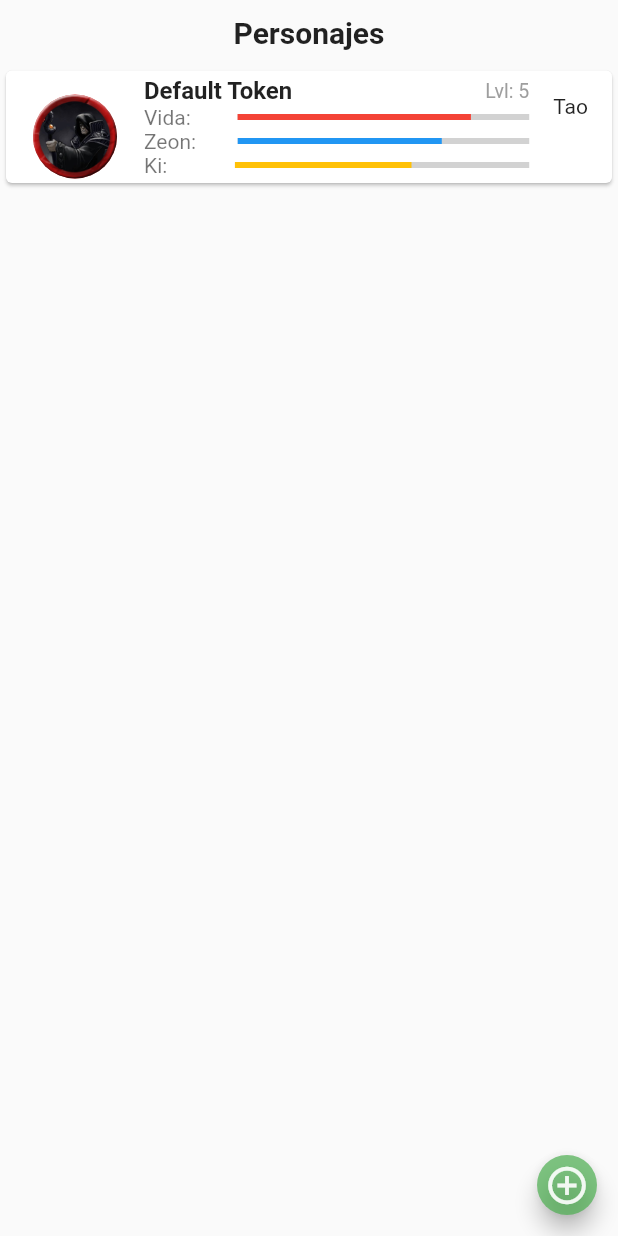
After one commit to fernaper/AnimaDicerApp, a Flutter app: the Characters screen opened directly, on a phone screen of 412 x 824 dp. The commit adds this screen. Run offline on Flutter 3.47's test engine with Material 2 defaults, Android fonts, the phone set to English and light mode, and no system bars; Roboto replaces fonts that are missing (RobotoMono); statements that could not run were skipped.

Commit message:
:sparkles: This is the first version for the CharacterPage

```diff
--- /dev/null
+++ b/lib/consts.dart
@@ -0,0 +1,24 @@
+final title = 'AnimaDicer - v0.0.0.2';
+
+final List characterClassTraductor =  [
+  'Novel',
+  'Asesino',
+  'Conjurador',
+  'Explorador',
+  'Guerrero',
+  'Guerrero\nAcrobata',
+  'Guerrero\nConjurador',
+  'Guerrero\nMentalista',
+  'Hechicero',
+  'Hechicero\nMentalista',
+  'Ilusionista',
+  'Ladrón',
+  'Maestro\nde Armas',
+  'Mentalista',
+  'Paladin',
+  'Paladin\nOscuro',
+  'Sombra',
+  'Tao',
+  'Tecnicista',
+  'Warlock'
+];
--- a/lib/main.dart
+++ b/lib/main.dart
@@ -1,17 +1,27 @@
 import 'package:flutter/material.dart';
-import 'panelSelector.dart';
+import './pages/characterPage.dart';
+import 'package:AnimaDicerApp/consts.dart';
 
 void main() => runApp(MyApp());
 
-class MyApp extends StatelessWidget {
+class MyApp extends StatefulWidget {
+  @override
+  State<StatefulWidget> createState() {
+    return _MyAppState();
+  }
+}
 
-  static const String _title = 'AnimaDicer';
+class _MyAppState extends State<MyApp> {
 
   @override
   Widget build(BuildContext context) {
     return MaterialApp(
-      title: _title,
-      home: PanelSelector(),
+      title: title,
+      theme: ThemeData(primarySwatch: Colors.red),
+      home: Scaffold(
+          appBar: AppBar(title: Text(title)),
+          body: Characters(),
+      )
     );
   }
 }
--- /dev/null
+++ b/lib/pages/characterPage.dart
@@ -0,0 +1,270 @@
+import 'package:flutter/material.dart';
+import 'package:AnimaDicerApp/pages/modules/circleImage.dart';
+import 'package:AnimaDicerApp/consts.dart';
+import 'dart:math';
+
+class Characters extends StatefulWidget {
+
+  @override
+  State<StatefulWidget> createState() {
+    return CharactersState();
+  }
+}
+
+enum CharacterClass {
+  novel,
+  assassin,
+  summoner,
+  explorer,
+  warrior,
+  acrobat_warrior,
+  summoner_warrior,
+  mentalist_warrior,
+  sorcerer,
+  mentalist_sorcerer,
+  illusionist,
+  thief,
+  weapon_master,
+  mentalist,
+  paladin,
+  dark_paladin,
+  shadow,
+  tao,
+  technicist,
+  warlock
+}
+
+enum BarType {
+  life,
+  zeon,
+  ki,
+}
+
+class CharacterBar {
+  int _maxBar = 100;
+  int _currentBar = 100;
+  String _text = '';
+  Color _color = Colors.red;
+
+  static CharacterBar LifeBar(int n) {
+    return CharacterBar(BarType.life,n);
+  }
+
+  static CharacterBar ZeonBar(int n) {
+    return CharacterBar(BarType.zeon,n);
+  }
+
+  static CharacterBar KiBar(int n) {
+    return CharacterBar(BarType.ki,n);
+  }
+
+  CharacterBar (BarType type, int n) {
+    if (BarType.life == type) {
+      _text = 'Vida: ';
+      _color = Colors.red;
+      _text = _text.padRight(20 - _text.length);
+    } else if (BarType.zeon == type) {
+      _text = 'Zeon: ';
+      _color = Colors.blue;
+      _text = _text.padRight(20 - _text.length - 1);
+    } else if (BarType.ki == type) {
+      _text = 'Ki: ';
+      _color = Colors.amber;
+      _text = _text.padRight(20 - _text.length);
+    }
+    _maxBar = n;
+    _currentBar = n;
+  }
+
+  double getPercentage() {
+    return _currentBar / _maxBar;
+  }
+
+  void substractValueBar(int n) {
+    _currentBar -= n;
+  }
+
+  void addValueBar(int n) {
+    if (_currentBar + n <= _maxBar)
+      _currentBar += n;
+    else
+      _currentBar = _maxBar;
+  }
+
+  Widget displayBar() {
+    return Row(
+      children: <Widget>[
+        Text(
+          _text,
+          style: TextStyle(
+            fontFamily: 'RobotoMono'
+          ),
+        ),
+        Flexible(
+          child: LinearProgressIndicator(
+            value: getPercentage(),
+            valueColor: AlwaysStoppedAnimation<Color>(_color),
+            backgroundColor: Color.fromRGBO(210, 210, 210, 1.0),
+          ),
+        ),
+      ],
+    );
+  }
+}
+
+class CharacterSheet {
+  String _pathImage = '';
+  String _name = '';
+  int _lvl = 0;
+  CharacterClass _chClass = CharacterClass.novel;
+  CharacterBar _life = CharacterBar.LifeBar(200);
+  CharacterBar _ki = CharacterBar.KiBar(20);
+  CharacterBar _zeon = CharacterBar.ZeonBar(1000);
+
+  CharacterSheet(pathImage, name, lvl, chClass, life, ki, zeon) {
+    _pathImage = pathImage;
+    _name = name;
+    _lvl = lvl;
+    _chClass = chClass;
+    _life = life;
+    _ki = ki;
+    _zeon = zeon;
+  }
+
+  static CharacterSheet example() {
+    Random rn = Random();
+
+    CharacterSheet ch = CharacterSheet(
+        'assets/images/token.png',
+        'Default Token',
+        rn.nextInt(11),
+        CharacterClass.values[rn.nextInt(CharacterClass.values.length)],
+        CharacterBar.LifeBar(100),
+        CharacterBar.KiBar(100),
+        CharacterBar.ZeonBar(100),
+    );
+
+    ch.getLifeBar().substractValueBar(20);
+    ch.getZeonBar().substractValueBar(30);
+    ch.getKiBar().substractValueBar(40);
+    return ch;
+  }
+
+  String getName() => this._name;
+  int getLvl() => this._lvl;
+  String getPathImage() => this._pathImage;
+  CharacterClass getClass() => this._chClass;
+  CharacterBar getLifeBar() => this._life;
+  CharacterBar getKiBar() => this._ki;
+  CharacterBar getZeonBar() => this._zeon;
+}
+
+class CharactersState extends State<Characters> {
+
+  List<CharacterSheet> _characterSheets = [CharacterSheet.example()];
+
+  void addItem() {
+    _characterSheets.add(CharacterSheet.example());
+  }
+
+  @override
+  Widget build(BuildContext context) {
+    //return _myListView();
+    return Scaffold(
+        body:Stack(
+          children: <Widget>[
+            Column(children: [
+              Container(
+                margin: EdgeInsets.all(10.0),
+                child: Text(
+                  'Personajes',
+                  style: TextStyle(
+                    fontSize: 20,
+                    fontWeight: FontWeight.bold
+                  ),
+                ),
+              ),
+              Expanded(
+                child: _myListView(),
+              ),
+            ]),
+            Container(
+              padding: EdgeInsetsDirectional.zero,
+              margin: EdgeInsets.all(10.0),
+              child: FloatingActionButton(
+                backgroundColor: Colors.green.withOpacity(0.7),
+                mini: true,
+                onPressed: () {
+                  setState(() {
+                    _characterSheets.add(CharacterSheet.example());
+                  });
+                },
+                child: Icon(
+                  Icons.add_circle_outline,
+                  color: Colors.white.withOpacity(0.9),
+                  size: 30,
+                ),
+              ),
+              alignment: Alignment.bottomRight,
+            ),
+          ],
+          overflow: Overflow.visible,
+          fit: StackFit.expand,
+        ),
+    );
+  }
+
+  Widget _myListView() {
+    return ListView.builder(
+      itemCount: _characterSheets.length,
+      itemBuilder: (context, index) {
+        final item = _characterSheets[index];
+        return Card(
+          child: ListTile(
+            leading: CircleImage(item.getPathImage()),
+            title: Row(
+              mainAxisAlignment: MainAxisAlignment.spaceBetween,
+              children: <Widget>[
+                Text(
+                  item.getName(),textAlign: TextAlign.left,
+                  style: TextStyle(
+                    fontWeight: FontWeight.bold
+                  ),
+                ),
+                Text(
+                  'Lvl: '+item.getLvl().toString(),
+                  textAlign: TextAlign.left,
+                  style: TextStyle(
+                    color: Colors.grey,
+                    fontSize: 13,
+                  ),
+                )
+              ],
+            ),
+            subtitle: Column(
+              crossAxisAlignment: CrossAxisAlignment.start,
+              children: <Widget>[
+                //Text('Lvl: '+item.getLvl().toString()),
+                item.getLifeBar().displayBar(),
+                item.getZeonBar().displayBar(),
+                item.getKiBar().displayBar()
+              ],
+            ),
+            trailing: Text(characterClassTraductor[item.getClass().index]),
+            onTap: () { //                                  <-- onTap
+              setState(() {
+                print('Click in ' + index.toString());
+              });
+            },
+            onLongPress: () { //                            <-- onLongPress
+              setState(() {
+                //_characterSheets.removeAt(index);
+                print('Long click in ' + index.toString());
+              });
+            },
+          ),
+        );
+      },
+    );
+  }
+}
--- /dev/null
+++ b/lib/pages/modules/circleImage.dart
@@ -0,0 +1,20 @@
+import 'package:flutter/material.dart';
+
+class CircleImage extends StatelessWidget {
+
+  String _image = '';
+
+  CircleImage(String image) :
+      _image = image,
+      super();
+
+  @override
+  Widget build(BuildContext context) {
+    return CircleAvatar(
+          backgroundImage: ExactAssetImage(_image),
+          //minRadius: 90,
+          //maxRadius: 150,
+          radius: 30,
+        );
+  }
+}
--- a/pubspec.yaml
+++ b/pubspec.yaml
@@ -44,6 +44,8 @@ flutter:
   # assets:
   #  - images/a_dot_burr.jpeg
   #  - images/a_dot_ham.jpeg
+  assets:
+    - assets/images/
 
   # An image asset can refer to one or more resolution-specific "variants", see
   # https://flutter.dev/assets-and-images/#resolution-aware.
```
Also changed, not shown: assets/images/token.png (added).
